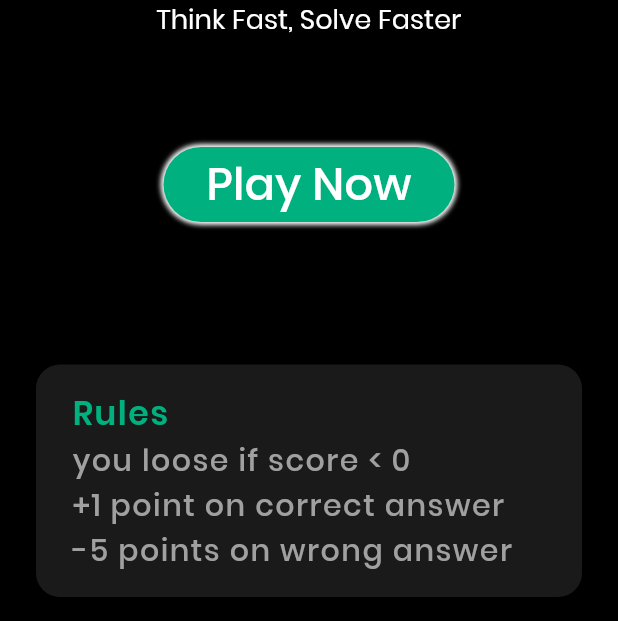
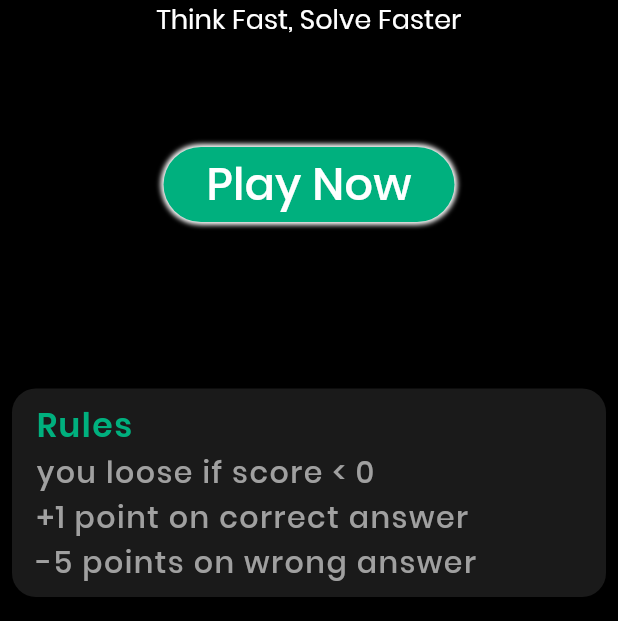
Before and after one commit to SuTechs/MatZ, a Flutter app: the screen it shows after launch, on a phone screen of 412 x 824 dp, the part 615-1236 px from its top. Run offline on Flutter 3.47's test engine with Material 3 defaults, Android fonts, the phone set to English and light mode, and no system bars; our stand-ins replace lottie, math_expressions, shared_preferences.

Commit message:
some fix ;)

```diff
--- a/lib/data/question.dart
+++ b/lib/data/question.dart
@@ -88,7 +88,7 @@ class Brain {
     return _minusPoint;
   }
 
-  String getQuestionText() => _question.qText;
+  String getQuestionText() => _question.qText.replaceAll('*', 'x');
 
   void nextQuestion() {
     _question = _getQ(_level);
--- a/lib/widgets/RulesText.dart
+++ b/lib/widgets/RulesText.dart
@@ -15,22 +15,21 @@ class RulesText extends StatelessWidget {
   @override
   Widget build(BuildContext context) {
     return Padding(
-      padding: const EdgeInsets.symmetric(horizontal: 24),
+      padding: const EdgeInsets.symmetric(horizontal: 8),
       child: Container(
-        padding: const EdgeInsets.symmetric(horizontal: 24, vertical: 16),
+        padding: const EdgeInsets.symmetric(horizontal: 16, vertical: 8),
         decoration: BoxDecoration(
           color: Colors.white10,
           borderRadius: BorderRadius.circular(16),
         ),
         child: Row(
-
           children: [
-            RichText(
-
+            Flexible(
+              child: RichText(
                 text: TextSpan(
                   text: 'Rules\n',
-                style:
-                    kHighestScoreStyle.copyWith(fontSize: 22, letterSpacing: 1),
+                  style: kHighestScoreStyle.copyWith(
+                      fontSize: 22, letterSpacing: 1),
                   children: [
                     TextSpan(
                       text:
@@ -42,6 +41,7 @@ class RulesText extends StatelessWidget {
                   ],
                 ),
               ),
+            ),
           ],
         ),
       ),
--- a/pubspec.yaml
+++ b/pubspec.yaml
@@ -2,7 +2,7 @@ name: matz
 description: simple but hard
 
 publish_to: 'none'
-version: 1.0.0+1
+version: 1.0.0+2
 
 environment:
   sdk: '>=3.2.0-210.3.beta <4.0.0'
```
Also changed, not shown: pubspec.lock, 7 other files. Lines whose indentation alone changed are shown as unchanged.
